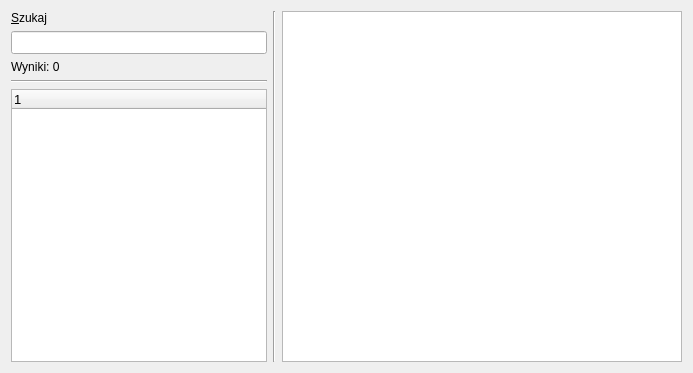
The window that WordMIX/wordmix.ui (gchlebus/WordMIX) describes before a commit, drawn with Qt 5.
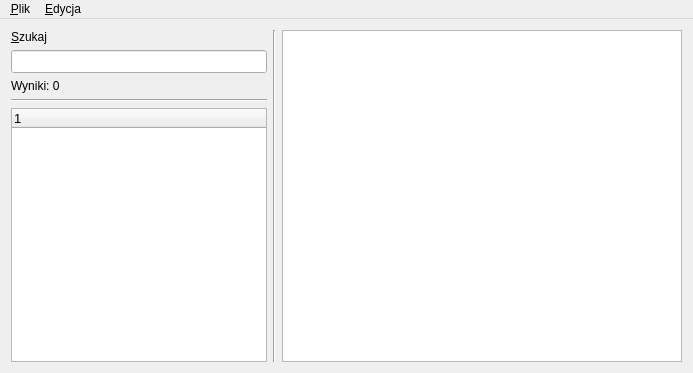
The same window after the commit.

Commit message: added menu bar, minor refactorization

Diff of the .ui file:
```diff
--- a/WordMIX/wordmix.ui
+++ b/WordMIX/wordmix.ui
@@ -6,7 +6,7 @@
    <rect>
     <x>0</x>
     <y>0</y>
-    <width>685</width>
+    <width>693</width>
     <height>373</height>
    </rect>
   </property>
@@ -117,6 +117,28 @@
     </item>
    </layout>
   </widget>
+  <widget class="QMenuBar" name="menuBar">
+   <property name="geometry">
+    <rect>
+     <x>0</x>
+     <y>0</y>
+     <width>693</width>
+     <height>21</height>
+    </rect>
+   </property>
+   <widget class="QMenu" name="menuFile">
+    <property name="title">
+     <string>&amp;Plik</string>
+    </property>
+   </widget>
+   <widget class="QMenu" name="menuEdit">
+    <property name="title">
+     <string>&amp;Edycja</string>
+    </property>
+   </widget>
+   <addaction name="menuFile"/>
+   <addaction name="menuEdit"/>
+  </widget>
   <action name="actionZako_z">
    <property name="text">
     <string>Zakończ</string>
```
The commit also changes 3 other files.
